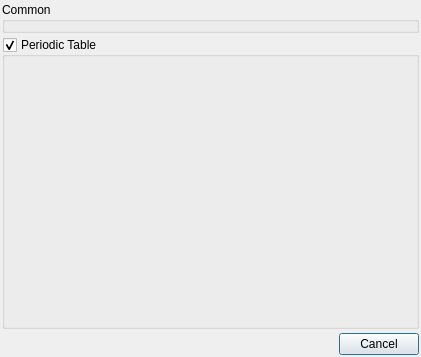
This is src/gui/selectelement.ui in trisyoungs/aten as Qt 5 draws it before an edit. The edited form follows.
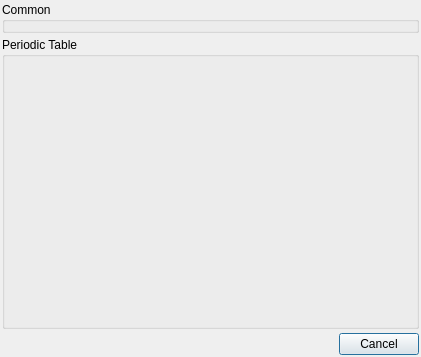
This is the edited form. Icons and pictures are not drawn.

```diff
--- a/src/gui/selectelement.ui
+++ b/src/gui/selectelement.ui
@@ -51,7 +51,7 @@
       <string>Periodic Table</string>
      </property>
      <property name="checkable" >
-      <bool>true</bool>
+      <bool>false</bool>
      </property>
     </widget>
    </item>
```
